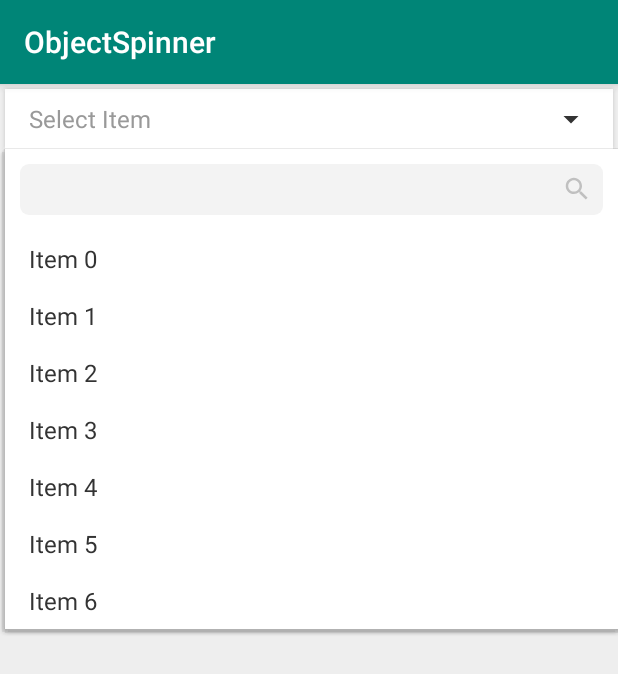
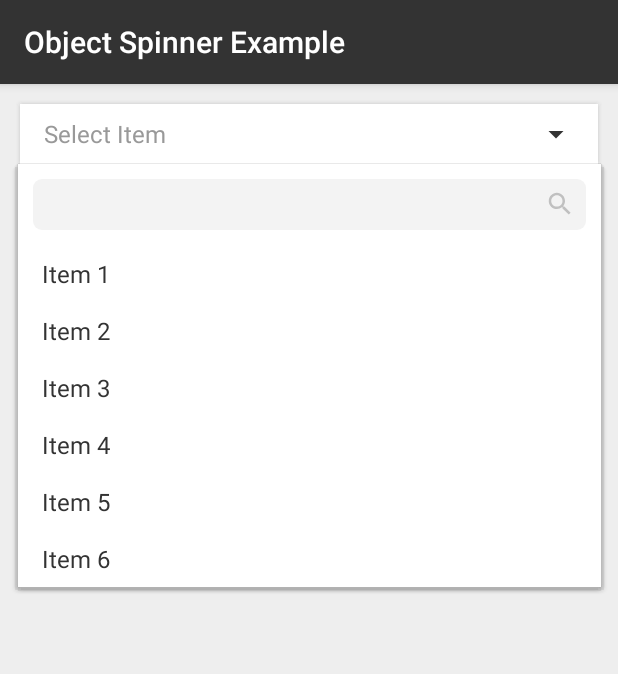
Before and after one commit to ry4nkim/ObjectSpinner, an Android app: the screen it shows after launch (MainActivity), after a tap on an icon or button, on a phone screen of 412 x 824 dp. Shown: the top 674 px of the screen. Run offline under Robolectric (Android 15) with nearby library versions, the phone set to English and light mode, and no system bars.

Commit message:
191112. ry4nkim. Refactor example app ui

```diff
--- a/app/build.gradle
+++ b/app/build.gradle
@@ -32,6 +32,7 @@ android {
 dependencies {
     implementation fileTree(dir: 'libs', include: ['*.jar'])
     implementation 'androidx.appcompat:appcompat:1.1.0'
+    implementation 'com.google.android.material:material:1.2.0-alpha01'
 
     implementation project(':objectspinner')
 }
--- a/app/src/main/java/kr/ry4nkim/objectspinner_example/view/MainActivity.java
+++ b/app/src/main/java/kr/ry4nkim/objectspinner_example/view/MainActivity.java
@@ -7,6 +7,8 @@ import kr.ry4nkim.objectspinner_example.model.Goods;
 
 import android.os.Bundle;
 import android.util.Log;
+
+import com.google.android.material.snackbar.Snackbar;
 
 import java.util.ArrayList;
 import java.util.List;
@@ -25,25 +27,22 @@ public class MainActivity extends AppCompatActivity {
         mObjectSpinner = findViewById(R.id.spinner);
 
         mObjectSpinner.setOnItemSelectedListener((view, position, item) -> {
-            Log.i(TAG, "view : " + view);
-            Log.i(TAG, "position : " + position);
-            Log.i(TAG, "item : " + item);
+            Snackbar.make(view, "Selected Object : " + item, Snackbar.LENGTH_SHORT).show();
         });
 
         mObjectSpinner.setOnNothingSelectedListener(view -> {
             Log.i(TAG, "onNothingSelected");
         });
 
-        List<Goods> itemList = new ArrayList<>();
+        List<Goods> goodsList = new ArrayList<>();
 
-        itemList.add(new Goods("gs0000", "Item 0", 0));
-        itemList.add(new Goods("gs0001", "Item 1", 1000));
-        itemList.add(new Goods("gs0002", "Item 2", 2000));
-        itemList.add(new Goods("gs0003", "Item 3", 3000));
-        itemList.add(new Goods("gs0004", "Item 4", 4000));
-        itemList.add(new Goods("gs0005", "Item 5", 5000));
-        itemList.add(new Goods("gs0006", "Item 6", 6000));
+        goodsList.add(new Goods("gs0001", "Item 1", 1000));
+        goodsList.add(new Goods("gs0002", "Item 2", 2000));
+        goodsList.add(new Goods("gs0003", "Item 3", 3000));
+        goodsList.add(new Goods("gs0004", "Item 4", 4000));
+        goodsList.add(new Goods("gs0005", "Item 5", 5000));
+        goodsList.add(new Goods("gs0006", "Item 6", 6000));
 
-        mObjectSpinner.setItemList(itemList);
+        mObjectSpinner.setItemList(goodsList);
     }
 }
--- a/app/src/main/res/layout/activity_main.xml
+++ b/app/src/main/res/layout/activity_main.xml
@@ -12,6 +12,7 @@
         android:id="@+id/spinner"
         android:layout_width="match_parent"
         android:layout_height="wrap_content"
+        android:layout_margin="10dp"
         app:arrow_color="#333"
         app:background_color="#FFF"
         app:hint="Select Item"
--- a/app/src/main/res/values/colors.xml
+++ b/app/src/main/res/values/colors.xml
@@ -1,6 +1,6 @@
 <?xml version="1.0" encoding="utf-8"?>
 <resources>
-    <color name="colorPrimary">#008577</color>
-    <color name="colorPrimaryDark">#00574B</color>
-    <color name="colorAccent">#D81B60</color>
+    <color name="colorPrimary">#333333</color>
+    <color name="colorPrimaryDark">#000000</color>
+    <color name="colorAccent">#333333</color>
 </resources>
--- a/app/src/main/res/values/strings.xml
+++ b/app/src/main/res/values/strings.xml
@@ -1,3 +1,3 @@
 <resources>
-    <string name="app_name">ObjectSpinner</string>
+    <string name="app_name">Object Spinner Example</string>
 </resources>
```
